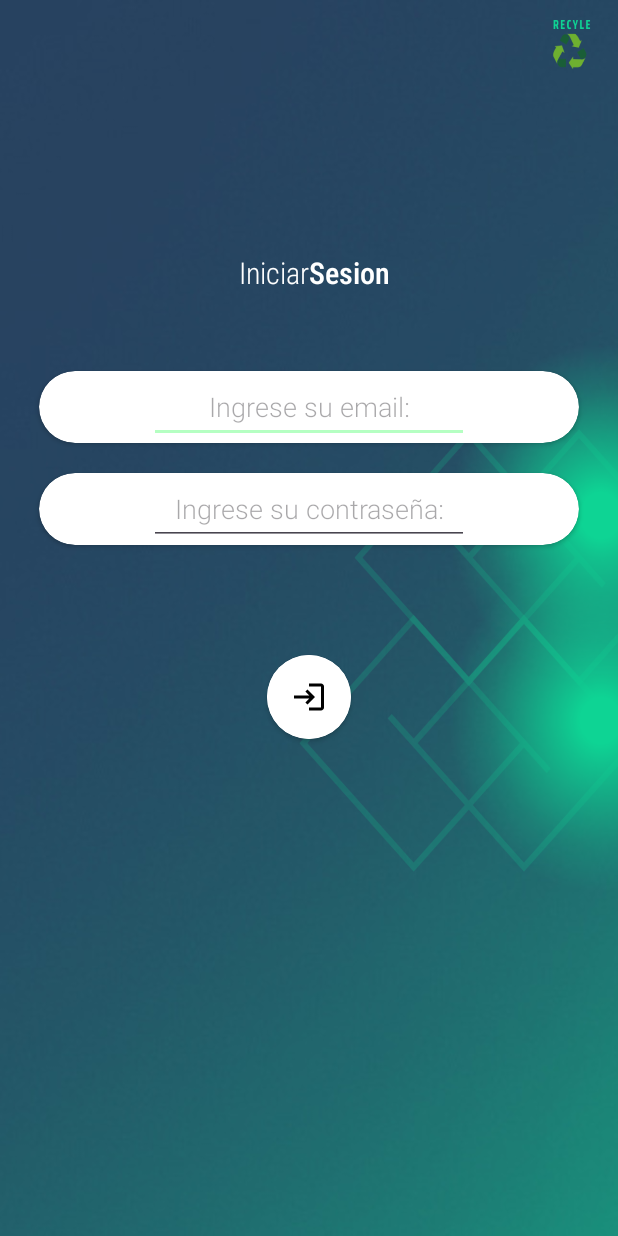
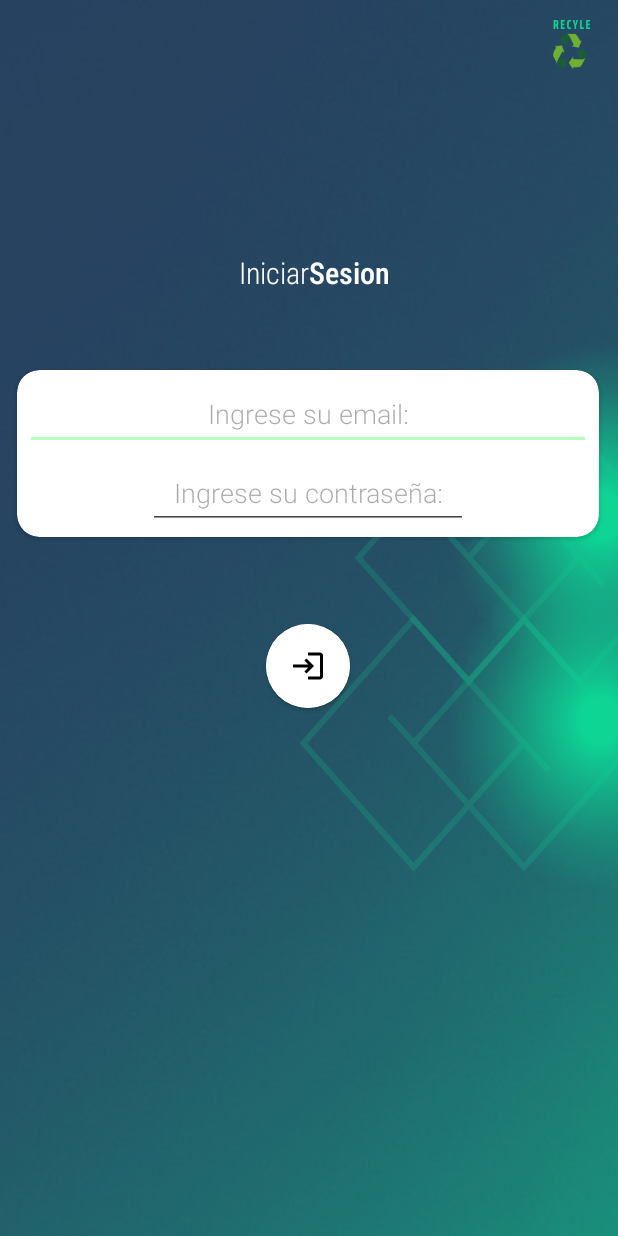
Before and after one commit to Alexis-Casanova/ProyectoReciclaje, an Android app: the ActividadLoginUsuario screen opened directly, with no data from a screen before it, on a phone screen of 412 x 824 dp. Run offline under Robolectric (Android 15) with nearby library versions, the phone set to English and light mode, and no system bars.

Commit message:
Layout correción login

```diff
--- a/app/src/main/res/layout/ly_actividad_login_usuario.xml
+++ b/app/src/main/res/layout/ly_actividad_login_usuario.xml
@@ -33,61 +33,14 @@
         app:layout_constraintTop_toTopOf="parent" />
 
     <androidx.cardview.widget.CardView
-        android:id="@+id/cardView16"
-        android:layout_width="360dp"
+        android:layout_width="wrap_content"
         android:layout_height="wrap_content"
-        android:layout_marginTop="52dp"
+        android:layout_marginTop="58dp"
         app:cardCornerRadius="30dp"
         app:layout_constraintEnd_toEndOf="parent"
-        app:layout_constraintStart_toStartOf="parent"
-        app:layout_constraintTop_toBottomOf="@+id/textView">
-
-        <EditText
-            android:id="@+id/txt_emailUser"
-            android:layout_width="wrap_content"
-            android:layout_height="48dp"
-            android:layout_gravity="center"
-            android:layout_marginStart="10dp"
-            android:layout_marginEnd="10dp"
-            android:ems="10"
-            android:fontFamily="sans-serif-light"
-            android:hint="Ingrese su email:"
-            android:inputType="textEmailAddress"
-            android:textAlignment="center" />
-    </androidx.cardview.widget.CardView>
-
-    <androidx.cardview.widget.CardView
-        android:id="@+id/cardView17"
-        android:layout_width="360dp"
-        android:layout_height="wrap_content"
-        android:layout_marginTop="20dp"
-        app:cardCornerRadius="30dp"
-        app:layout_constraintEnd_toEndOf="parent"
+        app:layout_constraintHorizontal_bias="0.498"
         app:layout_constraintStart_toStartOf="parent"
         app:layout_constraintTop_toBottomOf="@+id/cardView16">
-
-        <EditText
-            android:id="@+id/txt_passwordUser"
-            android:layout_width="wrap_content"
-            android:layout_height="48dp"
-            android:layout_gravity="center"
-            android:layout_marginStart="10dp"
-            android:layout_marginEnd="10dp"
-            android:ems="10"
-            android:fontFamily="sans-serif-light"
-            android:hint="Ingrese su contraseña:"
-            android:inputType="textPassword"
-            android:textAlignment="center" />
-    </androidx.cardview.widget.CardView>
-
-    <androidx.cardview.widget.CardView
-        android:layout_width="wrap_content"
-        android:layout_height="wrap_content"
-        android:layout_marginTop="73dp"
-        app:cardCornerRadius="30dp"
-        app:layout_constraintEnd_toEndOf="parent"
-        app:layout_constraintStart_toStartOf="parent"
-        app:layout_constraintTop_toBottomOf="@+id/cardView17">
 
         <ImageButton
             android:id="@+id/btn_ingresarUser"
@@ -98,5 +51,41 @@
             tools:ignore="SpeakableTextPresentCheck" />
     </androidx.cardview.widget.CardView>
 
+    <androidx.cardview.widget.CardView
+        android:id="@+id/cardView16"
+        android:layout_width="388dp"
+        android:layout_height="111dp"
+        android:layout_marginTop="51dp"
+        app:cardCornerRadius="15dp"
+        app:layout_constraintEnd_toEndOf="parent"
+        app:layout_constraintHorizontal_bias="0.478"
+        app:layout_constraintStart_toStartOf="parent"
+        app:layout_constraintTop_toBottomOf="@+id/textView">
+
+        <EditText
+            android:id="@+id/txt_emailUser"
+            android:layout_width="match_parent"
+            android:layout_height="48dp"
+            android:layout_gravity="center_horizontal"
+            android:layout_margin="5dp"
+            android:ems="10"
+            android:fontFamily="sans-serif-light"
+            android:hint="Ingrese su email:"
+            android:inputType="textEmailAddress"
+            android:textAlignment="center" />
+
+        <EditText
+            android:id="@+id/txt_passwordUser"
+            android:layout_width="wrap_content"
+            android:layout_height="48dp"
+            android:layout_gravity="center_horizontal"
+            android:layout_marginTop="58dp"
+            android:ems="10"
+            android:fontFamily="sans-serif-light"
+            android:hint="Ingrese su contraseña:"
+            android:inputType="textPassword"
+            android:textAlignment="center" />
+    </androidx.cardview.widget.CardView>
+
 
 </androidx.constraintlayout.widget.ConstraintLayout>
```
Also changed, not shown: app/src/main/res/layout/ly_actividad_login_administrador.xml (+39 -51 lines).
